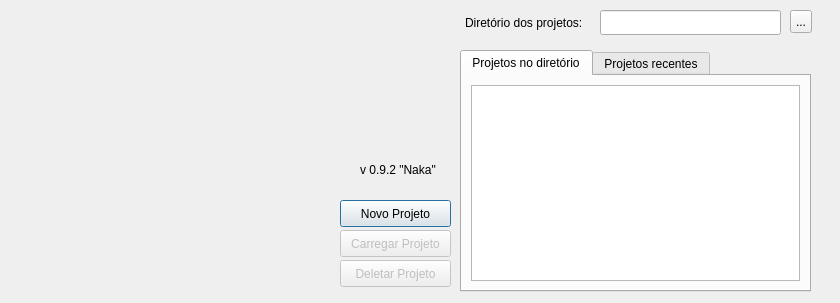
Above: src_editor/welcomescreen.ui from igoratsok/Gameka before the change. Below: the same form after it.
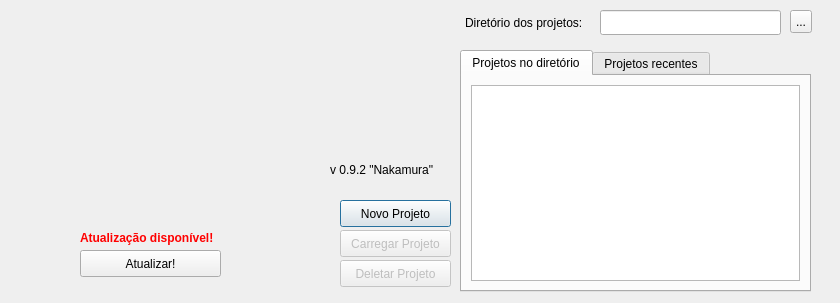
That is the form after the change. Icons and pictures are not drawn.

What changed in the file:
```diff
--- a/src_editor/welcomescreen.ui
+++ b/src_editor/welcomescreen.ui
@@ -13,6 +13,9 @@
   <property name="windowTitle">
    <string>Gameka</string>
   </property>
+  <property name="layoutDirection">
+   <enum>Qt::LeftToRight</enum>
+  </property>
   <widget class="QLabel" name="label">
    <property name="geometry">
     <rect>
@@ -145,14 +148,14 @@
   <widget class="QLabel" name="label_2">
    <property name="geometry">
     <rect>
-     <x>360</x>
+     <x>330</x>
      <y>160</y>
-     <width>81</width>
+     <width>111</width>
      <height>20</height>
     </rect>
    </property>
    <property name="text">
-    <string>v 0.9.2 &quot;Naka&quot;</string>
+    <string>v 0.9.2 &quot;Nakamura&quot;</string>
    </property>
   </widget>
   <widget class="QPushButton" name="pushButton">
@@ -171,6 +174,45 @@
     <string>Deletar Projeto</string>
    </property>
   </widget>
+  <widget class="QPushButton" name="pushButtonUpdate">
+   <property name="geometry">
+    <rect>
+     <x>80</x>
+     <y>250</y>
+     <width>141</width>
+     <height>27</height>
+    </rect>
+   </property>
+   <property name="text">
+    <string>Atualizar!</string>
+   </property>
+  </widget>
+  <widget class="QLabel" name="label_4">
+   <property name="geometry">
+    <rect>
+     <x>80</x>
+     <y>230</y>
+     <width>141</width>
+     <height>16</height>
+    </rect>
+   </property>
+   <property name="font">
+    <font>
+     <weight>75</weight>
+     <bold>true</bold>
+     <stylestrategy>PreferDefault</stylestrategy>
+    </font>
+   </property>
+   <property name="autoFillBackground">
+    <bool>false</bool>
+   </property>
+   <property name="styleSheet">
+    <string notr="true">color: rgb(255, 0, 0)</string>
+   </property>
+   <property name="text">
+    <string>Atualização disponível!</string>
+   </property>
+  </widget>
  </widget>
  <resources>
   <include location="../resources.qrc"/>
```
